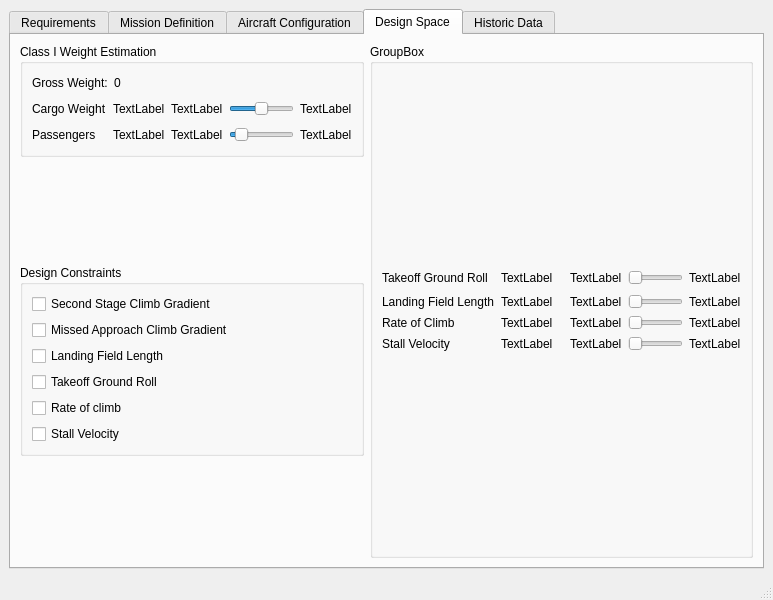
The window that gui/Window3.ui (varun-sudarsanan/opaide) describes before a commit, drawn with Qt 5.
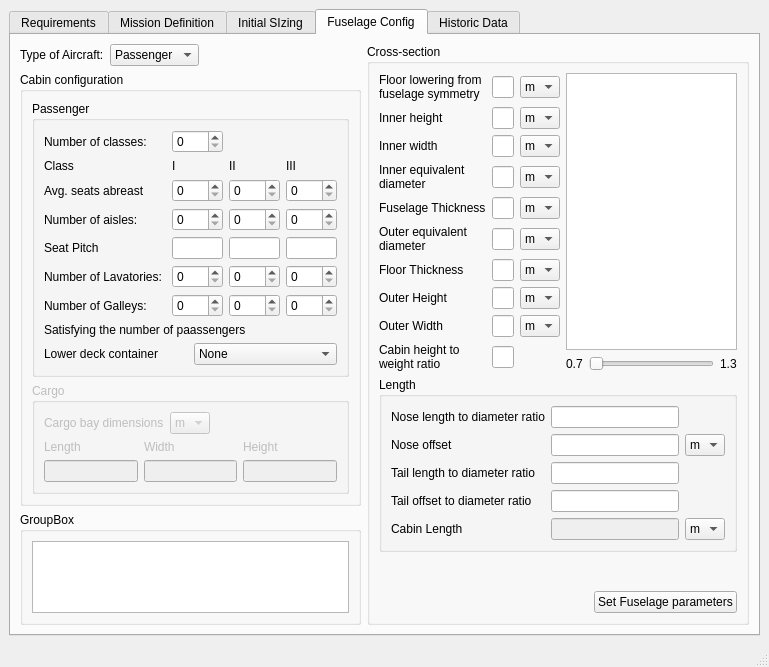
The same window after the commit.

Commit message: Developed the fuselage configuration GUI. The planning and development of wing and stabilizer design and performance analysis tabs

```diff
--- a/gui/Window3.ui
+++ b/gui/Window3.ui
@@ -6,8 +6,8 @@
    <rect>
     <x>0</x>
     <y>0</y>
-    <width>773</width>
-    <height>571</height>
+    <width>769</width>
+    <height>638</height>
    </rect>
   </property>
   <property name="windowTitle">
@@ -989,215 +989,9 @@
         </item>
        </layout>
       </widget>
-      <widget class="QWidget" name="aircraft_tab">
-       <attribute name="title">
-        <string>Aircraft Configuration</string>
-       </attribute>
-       <widget class="QGroupBox" name="groupBox_4">
-        <property name="geometry">
-         <rect>
-          <x>450</x>
-          <y>110</y>
-          <width>235</width>
-          <height>240</height>
-         </rect>
-        </property>
-        <property name="title">
-         <string>Cabin configuration</string>
-        </property>
-        <layout class="QVBoxLayout" name="verticalLayout_4">
-         <item>
-          <layout class="QHBoxLayout" name="horizontalLayout_11">
-           <item>
-            <widget class="QLabel" name="label_10">
-             <property name="text">
-              <string>Number of classes: </string>
-             </property>
-            </widget>
-           </item>
-           <item>
-            <widget class="QSpinBox" name="spinBox">
-             <property name="minimum">
-              <number>0</number>
-             </property>
-             <property name="maximum">
-              <number>3</number>
-             </property>
-            </widget>
-           </item>
-          </layout>
-         </item>
-         <item>
-          <layout class="QHBoxLayout" name="horizontalLayout_27">
-           <item>
-            <widget class="QLabel" name="label_20">
-             <property name="text">
-              <string>Number of aisles:                        </string>
-             </property>
-            </widget>
-           </item>
-           <item>
-            <widget class="QSpinBox" name="spinBox_7">
-             <property name="maximum">
-              <number>3</number>
-             </property>
-            </widget>
-           </item>
-          </layout>
-         </item>
-         <item>
-          <widget class="QGroupBox" name="groupBox_5">
-           <property name="title">
-            <string>Average Seats abreast</string>
-           </property>
-           <layout class="QVBoxLayout" name="verticalLayout_5">
-            <item>
-             <layout class="QHBoxLayout" name="horizontalLayout_16">
-              <item>
-               <widget class="QLabel" name="label_6">
-                <property name="text">
-                 <string>Class I</string>
-                </property>
-               </widget>
-              </item>
-              <item>
-               <widget class="QLabel" name="label_11">
-                <property name="text">
-                 <string>Class II</string>
-                </property>
-               </widget>
-              </item>
-              <item>
-               <widget class="QLabel" name="label_12">
-                <property name="text">
-                 <string>Class III</string>
-                </property>
-               </widget>
-              </item>
-             </layout>
-            </item>
-            <item>
-             <layout class="QHBoxLayout" name="horizontalLayout_13">
-              <item>
-               <widget class="QSpinBox" name="spinBox_2">
-                <property name="minimum">
-                 <number>0</number>
-                </property>
-                <property name="maximum">
-                 <number>12</number>
-                </property>
-               </widget>
-              </item>
-              <item>
-               <widget class="QSpinBox" name="spinBox_3">
-                <property name="minimum">
-                 <number>0</number>
-                </property>
-                <property name="maximum">
-                 <number>12</number>
-                </property>
-               </widget>
-              </item>
-              <item>
-               <widget class="QSpinBox" name="spinBox_4">
-                <property name="minimum">
-                 <number>0</number>
-                </property>
-                <property name="maximum">
-                 <number>12</number>
-                </property>
-               </widget>
-              </item>
-             </layout>
-            </item>
-            <item>
-             <widget class="QLabel" name="label_13">
-              <property name="text">
-               <string>Satisfying the number of paassengers</string>
-              </property>
-             </widget>
-            </item>
-           </layout>
-          </widget>
-         </item>
-         <item>
-          <layout class="QHBoxLayout" name="horizontalLayout_18">
-           <item>
-            <widget class="QLabel" name="label_14">
-             <property name="text">
-              <string>Number of Lavatories: </string>
-             </property>
-            </widget>
-           </item>
-           <item>
-            <widget class="QSpinBox" name="spinBox_5">
-             <property name="minimum">
-              <number>0</number>
-             </property>
-             <property name="maximum">
-              <number>5</number>
-             </property>
-            </widget>
-           </item>
-          </layout>
-         </item>
-         <item>
-          <layout class="QHBoxLayout" name="horizontalLayout_8">
-           <item>
-            <widget class="QLabel" name="label_5">
-             <property name="text">
-              <string>Number of Galleys: </string>
-             </property>
-            </widget>
-           </item>
-           <item>
-            <widget class="QSpinBox" name="spinBox_6">
-             <property name="maximum">
-              <number>3</number>
-             </property>
-            </widget>
-           </item>
-          </layout>
-         </item>
-        </layout>
-       </widget>
-       <widget class="QLabel" name="label_15">
-        <property name="geometry">
-         <rect>
-          <x>210</x>
-          <y>120</y>
-          <width>102</width>
-          <height>20</height>
-         </rect>
-        </property>
-        <property name="text">
-         <string>Type of Aircraft:</string>
-        </property>
-       </widget>
-       <widget class="QComboBox" name="comboBox_3">
-        <property name="geometry">
-         <rect>
-          <x>318</x>
-          <y>120</y>
-          <width>84</width>
-          <height>20</height>
-         </rect>
-        </property>
-        <item>
-         <property name="text">
-          <string>Passenger</string>
-         </property>
-        </item>
-        <item>
-         <property name="text">
-          <string>Cargo</string>
-         </property>
-        </item>
-       </widget>
-      </widget>
       <widget class="QWidget" name="design_tab">
        <attribute name="title">
-        <string>Design Space</string>
+        <string>Initial SIzing</string>
        </attribute>
        <layout class="QHBoxLayout" name="horizontalLayout_7">
         <item>
@@ -1628,6 +1422,899 @@
         </item>
        </layout>
       </widget>
+      <widget class="QWidget" name="fuselage_tab">
+       <attribute name="title">
+        <string>Fuselage Config</string>
+       </attribute>
+       <layout class="QHBoxLayout" name="horizontalLayout_9">
+        <item>
+         <layout class="QVBoxLayout" name="verticalLayout">
+          <item>
+           <layout class="QHBoxLayout" name="horizontalLayout_12">
+            <item>
+             <widget class="QLabel" name="label_15">
+              <property name="text">
+               <string>Type of Aircraft:</string>
+              </property>
+             </widget>
+            </item>
+            <item>
+             <widget class="QComboBox" name="comboBox_3">
+              <item>
+               <property name="text">
+                <string>Passenger</string>
+               </property>
+              </item>
+              <item>
+               <property name="text">
+                <string>Cargo</string>
+               </property>
+              </item>
+             </widget>
+            </item>
+            <item>
+             <spacer name="horizontalSpacer_12">
+              <property name="orientation">
+               <enum>Qt::Horizontal</enum>
+              </property>
+              <property name="sizeHint" stdset="0">
+               <size>
+                <width>40</width>
+                <height>20</height>
+               </size>
+              </property>
+             </spacer>
+            </item>
+           </layout>
+          </item>
+          <item>
+           <widget class="QGroupBox" name="groupBox_4">
+            <property name="enabled">
+             <bool>true</bool>
+            </property>
+            <property name="title">
+             <string>Cabin configuration</string>
+            </property>
+            <layout class="QVBoxLayout" name="verticalLayout_4">
+             <item>
+              <widget class="QGroupBox" name="groupBox_5">
+               <property name="title">
+                <string>Passenger</string>
+               </property>
+               <layout class="QVBoxLayout" name="verticalLayout_5">
+                <item>
+                 <layout class="QGridLayout" name="gridLayout_12">
+                  <item row="1" column="0">
+                   <widget class="QLabel" name="label_2">
+                    <property name="text">
+                     <string>Class</string>
+                    </property>
+                   </widget>
+                  </item>
+                  <item row="1" column="3">
+                   <widget class="QLabel" name="label_16">
+                    <property name="text">
+                     <string>III</string>
+                    </property>
+                   </widget>
+                  </item>
+                  <item row="3" column="0">
+                   <widget class="QLabel" name="label_20">
+                    <property name="text">
+                     <string>Number of aisles:</string>
+                    </property>
+                   </widget>
+                  </item>
+                  <item row="1" column="2">
+                   <widget class="QLabel" name="label_8">
+                    <property name="text">
+                     <string>II</string>
+                    </property>
+                   </widget>
+                  </item>
+                  <item row="1" column="1">
+                   <widget class="QLabel" name="label_4">
+                    <property name="text">
+                     <string>I</string>
+                    </property>
+                   </widget>
+                  </item>
+                  <item row="2" column="0">
+                   <widget class="QLabel" name="label_17">
+                    <property name="text">
+                     <string>Avg. seats abreast</string>
+                    </property>
+                   </widget>
+                  </item>
+                  <item row="2" column="3">
+                   <widget class="QSpinBox" name="spinBox_3">
+                    <property name="minimum">
+                     <number>0</number>
+                    </property>
+                    <property name="maximum">
+                     <number>12</number>
+                    </property>
+                   </widget>
+                  </item>
+                  <item row="2" column="2">
+                   <widget class="QSpinBox" name="spinBox_4">
+                    <property name="minimum">
+                     <number>0</number>
+                    </property>
+                    <property name="maximum">
+                     <number>12</number>
+                    </property>
+                   </widget>
+                  </item>
+                  <item row="3" column="3">
+                   <widget class="QSpinBox" name="spinBox_9">
+                    <property name="maximum">
+                     <number>3</number>
+                    </property>
+                   </widget>
+                  </item>
+                  <item row="3" column="2">
+                   <widget class="QSpinBox" name="spinBox_8">
+                    <property name="maximum">
+                     <number>3</number>
+                    </property>
+                   </widget>
+                  </item>
+                  <item row="3" column="1">
+                   <widget class="QSpinBox" name="spinBox_7">
+                    <property name="maximum">
+                     <number>3</number>
+                    </property>
+                   </widget>
+                  </item>
+                  <item row="2" column="1">
+                   <widget class="QSpinBox" name="spinBox_2">
+                    <property name="minimum">
+                     <number>0</number>
+                    </property>
+                    <property name="maximum">
+                     <number>12</number>
+                    </property>
+                   </widget>
+                  </item>
+                  <item row="4" column="0">
+                   <widget class="QLabel" name="label_44">
+                    <property name="text">
+                     <string>Seat Pitch</string>
+                    </property>
+                   </widget>
+                  </item>
+                  <item row="4" column="1">
+                   <widget class="QLineEdit" name="lineEdit_20"/>
+                  </item>
+                  <item row="4" column="2">
+                   <widget class="QLineEdit" name="lineEdit_21"/>
+                  </item>
+                  <item row="4" column="3">
+                   <widget class="QLineEdit" name="lineEdit_22"/>
+                  </item>
+                  <item row="6" column="3">
+                   <widget class="QSpinBox" name="spinBox_13">
+                    <property name="maximum">
+                     <number>1</number>
+                    </property>
+                   </widget>
+                  </item>
+                  <item row="5" column="0">
+                   <widget class="QLabel" name="label_14">
+                    <property name="text">
+                     <string>Number of Lavatories: </string>
+                    </property>
+                   </widget>
+                  </item>
+                  <item row="6" column="1">
+                   <widget class="QSpinBox" name="spinBox_6">
+                    <property name="maximum">
+                     <number>1</number>
+                    </property>
+                   </widget>
+                  </item>
+                  <item row="5" column="1">
+                   <widget class="QSpinBox" name="spinBox_5">
+                    <property name="minimum">
+                     <number>0</number>
+                    </property>
+                    <property name="maximum">
+                     <number>2</number>
+                    </property>
+                   </widget>
+                  </item>
+                  <item row="5" column="3">
+                   <widget class="QSpinBox" name="spinBox_11">
+                    <property name="maximum">
+                     <number>2</number>
+                    </property>
+                   </widget>
+                  </item>
+                  <item row="5" column="2">
+                   <widget class="QSpinBox" name="spinBox_10">
+                    <property name="maximum">
+                     <number>2</number>
+                    </property>
+                   </widget>
+                  </item>
+                  <item row="6" column="2">
+                   <widget class="QSpinBox" name="spinBox_12">
+                    <property name="maximum">
+                     <number>1</number>
+                    </property>
+                   </widget>
+                  </item>
+                  <item row="6" column="0">
+                   <widget class="QLabel" name="label_5">
+                    <property name="text">
+                     <string>Number of Galleys: </string>
+                    </property>
+                   </widget>
+                  </item>
+                  <item row="0" column="0">
+                   <widget class="QLabel" name="label_10">
+                    <property name="text">
+                     <string>Number of classes: </string>
+                    </property>
+                   </widget>
+                  </item>
+                  <item row="0" column="1">
+                   <widget class="QSpinBox" name="spinBox">
+                    <property name="minimum">
+                     <number>0</number>
+                    </property>
+                    <property name="maximum">
+                     <number>3</number>
+                    </property>
+                   </widget>
+                  </item>
+                 </layout>
+                </item>
+                <item>
+                 <widget class="QLabel" name="label_13">
+                  <property name="text">
+                   <string>Satisfying the number of paassengers</string>
+                  </property>
+                 </widget>
+                </item>
+                <item>
+                 <layout class="QGridLayout" name="gridLayout_14">
+                  <item row="2" column="0">
+                   <widget class="QLabel" name="label_33">
+                    <property name="text">
+                     <string>Lower deck container</string>
+                    </property>
+                   </widget>
+                  </item>
+                  <item row="2" column="1">
+                   <widget class="QComboBox" name="comboBox">
+                    <item>
+                     <property name="text">
+                      <string>None</string>
+                     </property>
+                    </item>
+                    <item>
+                     <property name="text">
+                      <string>LD1</string>
+                     </property>
+                    </item>
+                    <item>
+                     <property name="text">
+                      <string>LD11</string>
+                     </property>
+                    </item>
+                    <item>
+                     <property name="text">
+                      <string>LD2</string>
+                     </property>
+                    </item>
+                    <item>
+                     <property name="text">
+                      <string>LD26</string>
+                     </property>
+                    </item>
+                    <item>
+                     <property name="text">
+                      <string>LD29</string>
+                     </property>
+                    </item>
+                    <item>
+                     <property name="text">
+                      <string>LD3</string>
+                     </property>
+                    </item>
+                    <item>
+                     <property name="text">
+                      <string>LD3-45</string>
+                     </property>
+                    </item>
+                    <item>
+                     <property name="text">
+                      <string>LD3-45W</string>
+                     </property>
+                    </item>
+                    <item>
+                     <property name="text">
+                      <string>LD3-45(Rect)</string>
+                     </property>
+                    </item>
+                    <item>
+                     <property name="text">
+                      <string>LD39</string>
+                     </property>
+                    </item>
+                    <item>
+                     <property name="text">
+                      <string>LD4</string>
+                     </property>
+                    </item>
+                    <item>
+                     <property name="text">
+                      <string>LD6</string>
+                     </property>
+                    </item>
+                    <item>
+                     <property name="text">
+                      <string>LD7</string>
+                     </property>
+                    </item>
+                    <item>
+                     <property name="text">
+                      <string>LD7(Rect)</string>
+                     </property>
+                    </item>
+                    <item>
+                     <property name="text">
+                      <string>LD8</string>
+                     </property>
+                    </item>
+                    <item>
+                     <property name="text">
+                      <string>LD9</string>
+                     </property>
+                    </item>
+                   </widget>
+                  </item>
+                 </layout>
+                </item>
+               </layout>
+              </widget>
+             </item>
+             <item>
+              <widget class="QGroupBox" name="groupBox_8">
+               <property name="enabled">
+                <bool>false</bool>
+               </property>
+               <property name="title">
+                <string>Cargo</string>
+               </property>
+               <layout class="QVBoxLayout" name="verticalLayout_21">
+                <item>
+                 <layout class="QHBoxLayout" name="horizontalLayout_8">
+                  <item>
+                   <widget class="QLabel" name="label_41">
+                    <property name="text">
+                     <string>Cargo bay dimensions</string>
+                    </property>
+                   </widget>
+                  </item>
+                  <item>
+                   <widget class="QComboBox" name="comboBox_2">
+                    <item>
+                     <property name="text">
+                      <string>m</string>
+                     </property>
+                    </item>
+                    <item>
+                     <property name="text">
+                      <string>ft</string>
+                     </property>
+                    </item>
+                   </widget>
+                  </item>
+                  <item>
+                   <spacer name="horizontalSpacer_13">
+                    <property name="orientation">
+                     <enum>Qt::Horizontal</enum>
+                    </property>
+                    <property name="sizeHint" stdset="0">
+                     <size>
+                      <width>40</width>
+                      <height>20</height>
+                     </size>
+                    </property>
+                   </spacer>
+                  </item>
+                 </layout>
+                </item>
+                <item>
+                 <layout class="QGridLayout" name="gridLayout_15">
+                  <item row="1" column="2">
+                   <widget class="QLabel" name="label_38">
+                    <property name="text">
+                     <string>Height</string>
+                    </property>
+                   </widget>
+                  </item>
+                  <item row="2" column="1">
+                   <widget class="QLineEdit" name="lineEdit_13"/>
+                  </item>
+                  <item row="1" column="1">
+                   <widget class="QLabel" name="label_35">
+                    <property name="text">
+                     <string>Width</string>
+                    </property>
+                   </widget>
+                  </item>
+                  <item row="2" column="0">
+                   <widget class="QLineEdit" name="lineEdit_12"/>
+                  </item>
+                  <item row="1" column="0">
+                   <widget class="QLabel" name="label_34">
+                    <property name="text">
+                     <string>Length</string>
+                    </property>
+                   </widget>
+                  </item>
+                  <item row="2" column="2">
+                   <widget class="QLineEdit" name="lineEdit_14"/>
+                  </item>
+                 </layout>
+                </item>
+               </layout>
+              </widget>
+             </item>
+            </layout>
+           </widget>
+          </item>
+          <item>
+           <widget class="QGroupBox" name="groupBox">
+            <property name="title">
+             <string>GroupBox</string>
+            </property>
+            <layout class="QVBoxLayout" name="verticalLayout_18">
+             <item>
+              <widget class="QGraphicsView" name="graphicsView">
+               <property name="minimumSize">
+                <size>
+                 <width>0</width>
+                 <height>0</height>
+                </size>
+               </property>
+              </widget>
+             </item>
+            </layout>
+           </widget>
+          </item>
+         </layout>
+        </item>
+        <item>
+         <layout class="QVBoxLayout" name="verticalLayout_14">
+          <item>
+           <widget class="QGroupBox" name="groupBox_6">
+            <property name="title">
+             <string>Cross-section</string>
+            </property>
+            <layout class="QVBoxLayout" name="verticalLayout_17">
+             <item>
+              <layout class="QHBoxLayout" name="horizontalLayout_10">
+               <item>
+                <layout class="QGridLayout" name="gridLayout_11">
+                 <item row="0" column="1">
+                  <widget class="QLineEdit" name="lineEdit"/>
+                 </item>
+                 <item row="6" column="0">
+                  <widget class="QLabel" name="label_12">
+                   <property name="text">
+                    <string>Floor Thickness</string>
+                   </property>
+                  </widget>
+                 </item>
+                 <item row="1" column="0">
+                  <widget class="QLabel" name="label_11">
+                   <property name="text">
+                    <string>Inner height</string>
+                   </property>
+                  </widget>
+                 </item>
+                 <item row="0" column="0">
+                  <widget class="QLabel" name="label_6">
+                   <property name="text">
+                    <string>Floor lowering from 
+fuselage symmetry</string>
+                   </property>
+                  </widget>
+                 </item>
+                 <item row="4" column="0">
+                  <widget class="QLabel" name="label_23">
+                   <property name="text">
+                    <string>Fuselage Thickness</string>
+                   </property>
+                  </widget>
+                 </item>
+                 <item row="1" column="1">
+                  <widget class="QLineEdit" name="lineEdit_2"/>
+                 </item>
+                 <item row="3" column="0">
+                  <widget class="QLabel" name="label_22">
+                   <property name="text">
+                    <string>Inner equivalent 
+diameter</string>
+                   </property>
+                  </widget>
+                 </item>
+                 <item row="5" column="0">
+                  <widget class="QLabel" name="label_18">
+                   <property name="text">
+                    <string>Outer equivalent 
+diameter</string>
+                   </property>
+                  </widget>
+                 </item>
+                 <item row="2" column="1">
+                  <widget class="QLineEdit" name="lineEdit_3"/>
+                 </item>
+                 <item row="2" column="0">
+                  <widget class="QLabel" name="label_21">
+                   <property name="text">
+                    <string>Inner width</string>
+                   </property>
+                  </widget>
+                 </item>
+                 <item row="6" column="1">
+                  <widget class="QLineEdit" name="lineEdit_7"/>
+                 </item>
+                 <item row="5" column="1">
+                  <widget class="QLineEdit" name="lineEdit_6"/>
+                 </item>
+                 <item row="7" column="1">
+                  <widget class="QLineEdit" name="lineEdit_8"/>
+                 </item>
+                 <item row="3" column="1">
+                  <widget class="QLineEdit" name="lineEdit_4"/>
+                 </item>
+                 <item row="4" column="1">
+                  <widget class="QLineEdit" name="lineEdit_5"/>
+                 </item>
+                 <item row="8" column="0">
+                  <widget class="QLabel" name="label_42">
+                   <property name="text">
+                    <string>Outer Width</string>
+                   </property>
+                  </widget>
+                 </item>
+                 <item row="7" column="0">
+                  <widget class="QLabel" name="label_25">
+                   <property name="text">
+                    <string>Outer Height</string>
+                   </property>
+                  </widget>
+                 </item>
+                 <item row="8" column="1">
+                  <widget class="QLineEdit" name="lineEdit_15"/>
+                 </item>
+                 <item row="9" column="1">
+                  <widget class="QLineEdit" name="lineEdit_19"/>
+                 </item>
+                 <item row="9" column="0">
+                  <widget class="QLabel" name="label_43">
+                   <property name="text">
+                    <string>Cabin height to 
+weight ratio</string>
+                   </property>
+                  </widget>
+                 </item>
+                 <item row="0" column="2">
+                  <widget class="QComboBox" name="comboBox_6">
+                   <item>
+                    <property name="text">
+                     <string>m</string>
+                    </property>
+                   </item>
+                   <item>
+                    <property name="text">
+                     <string>ft</string>
+                    </property>
+                   </item>
+                  </widget>
+                 </item>
+                 <item row="1" column="2">
+                  <widget class="QComboBox" name="comboBox_7">
+                   <item>
+                    <property name="text">
+                     <string>m</string>
+                    </property>
+                   </item>
+                   <item>
+                    <property name="text">
+                     <string>ft</string>
+                    </property>
+                   </item>
+                  </widget>
+                 </item>
+                 <item row="2" column="2">
+                  <widget class="QComboBox" name="comboBox_8">
+                   <item>
+                    <property name="text">
+                     <string>m</string>
+                    </property>
+                   </item>
+                   <item>
+                    <property name="text">
+                     <string>ft</string>
+                    </property>
+                   </item>
+                  </widget>
+                 </item>
+                 <item row="3" column="2">
+                  <widget class="QComboBox" name="comboBox_9">
+                   <item>
+                    <property name="text">
+                     <string>m</string>
+                    </property>
+                   </item>
+                   <item>
+                    <property name="text">
+                     <string>ft</string>
+                    </property>
+                   </item>
+                  </widget>
+                 </item>
+                 <item row="4" column="2">
+                  <widget class="QComboBox" name="comboBox_10">
+                   <item>
+                    <property name="text">
+                     <string>m</string>
+                    </property>
+                   </item>
+                   <item>
+                    <property name="text">
+                     <string>ft</string>
+                    </property>
+                   </item>
+                  </widget>
+                 </item>
+                 <item row="5" column="2">
+                  <widget class="QComboBox" name="comboBox_11">
+                   <item>
+                    <property name="text">
+                     <string>m</string>
+                    </property>
+                   </item>
+                   <item>
+                    <property name="text">
+                     <string>ft</string>
+                    </property>
+                   </item>
+                  </widget>
+                 </item>
+                 <item row="6" column="2">
+                  <widget class="QComboBox" name="comboBox_12">
+                   <item>
+                    <property name="text">
+                     <string>m</string>
+                    </property>
+                   </item>
+                   <item>
+                    <property name="text">
+                     <string>ft</string>
+                    </property>
+                   </item>
+                  </widget>
+                 </item>
+                 <item row="7" column="2">
+                  <widget class="QComboBox" name="comboBox_13">
+                   <item>
+                    <property name="text">
+                     <string>m</string>
+                    </property>
+                   </item>
+                   <item>
+                    <property name="text">
+                     <string>ft</string>
+                    </property>
+                   </item>
+                  </widget>
+                 </item>
+                 <item row="8" column="2">
+                  <widget class="QComboBox" name="comboBox_14">
+                   <property name="minimumSize">
+                    <size>
+                     <width>34</width>
+                     <height>0</height>
+                    </size>
+                   </property>
+                   <item>
+                    <property name="text">
+                     <string>m</string>
+                    </property>
+                   </item>
+                   <item>
+                    <property name="text">
+                     <string>ft</string>
+                    </property>
+                   </item>
+                  </widget>
+                 </item>
+                </layout>
+               </item>
+               <item>
+                <layout class="QVBoxLayout" name="verticalLayout_19">
+                 <item>
+                  <widget class="QGraphicsView" name="graphicsView_2"/>
+                 </item>
+                 <item>
+                  <layout class="QHBoxLayout" name="horizontalLayout_13">
+                   <item>
+                    <widget class="QLabel" name="label_27">
+                     <property name="text">
+                      <string>0.7</string>
+                     </property>
+                    </widget>
+                   </item>
+                   <item>
+                    <widget class="QSlider" name="horizontalSlider">
+                     <property name="orientation">
+                      <enum>Qt::Horizontal</enum>
+                     </property>
+                    </widget>
+                   </item>
+                   <item>
+                    <widget class="QLabel" name="label_26">
+                     <property name="text">
+                      <string>1.3</string>
+                     </property>
+                    </widget>
+                   </item>
+                  </layout>
+                 </item>
+                </layout>
+               </item>
+              </layout>
+             </item>
+             <item>
+              <layout class="QHBoxLayout" name="horizontalLayout_14"/>
+             </item>
+             <item>
+              <widget class="QGroupBox" name="groupBox_7">
+               <property name="title">
+                <string>Length</string>
+               </property>
+               <layout class="QVBoxLayout" name="verticalLayout_20">
+                <item>
+                 <layout class="QGridLayout" name="gridLayout_13">
+                  <item row="0" column="0">
+                   <widget class="QLabel" name="label_30">
+                    <property name="text">
+                     <string>Nose length to diameter ratio</string>
+                    </property>
+                   </widget>
+                  </item>
+                  <item row="0" column="1">
+                   <widget class="QLineEdit" name="lineEdit_9"/>
+                  </item>
+                  <item row="1" column="1">
+                   <widget class="QLineEdit" name="lineEdit_11"/>
+                  </item>
+                  <item row="1" column="0">
+                   <widget class="QLabel" name="label_31">
+                    <property name="text">
+                     <string>Nose offset</string>
+                    </property>
+                   </widget>
+                  </item>
+                  <item row="2" column="1">
+                   <widget class="QLineEdit" name="lineEdit_16"/>
+                  </item>
+                  <item row="4" column="1">
+                   <widget class="QLineEdit" name="lineEdit_17">
+                    <property name="enabled">
+                     <bool>false</bool>
+                    </property>
+                   </widget>
+                  </item>
+                  <item row="3" column="1">
+                   <widget class="QLineEdit" name="lineEdit_18"/>
+                  </item>
+                  <item row="4" column="2">
+                   <widget class="QComboBox" name="comboBox_5">
+                    <item>
+                     <property name="text">
+                      <string>m</string>
+                     </property>
+                    </item>
+                    <item>
+                     <property name="text">
+                      <string>ft</string>
+                     </property>
+                    </item>
+                   </widget>
+                  </item>
+                  <item row="4" column="0">
+                   <widget class="QLabel" name="label_32">
+                    <property name="text">
+                     <string>Cabin Length</string>
+                    </property>
+                   </widget>
+                  </item>
+                  <item row="3" column="0">
+                   <widget class="QLabel" name="label_46">
+                    <property name="text">
+                     <string>Tail offset to diameter ratio</string>
+                    </property>
+                   </widget>
+                  </item>
+                  <item row="1" column="2">
+                   <widget class="QComboBox" name="comboBox_4">
+                    <item>
+                     <property name="text">
+                      <string>m</string>
+                     </property>
+                    </item>
+                    <item>
+                     <property name="text">
+                      <string>ft</string>
+                     </property>
+                    </item>
+                   </widget>
+                  </item>
+                  <item row="2" column="0">
+                   <widget class="QLabel" name="label_45">
+                    <property name="text">
+                     <string>Tail length to diameter ratio</string>
+                    </property>
+                   </widget>
+                  </item>
+                 </layout>
+                </item>
+               </layout>
+              </widget>
+             </item>
+             <item>
+              <spacer name="verticalSpacer_4">
+               <property name="orientation">
+                <enum>Qt::Vertical</enum>
+               </property>
+               <property name="sizeHint" stdset="0">
+                <size>
+                 <width>20</width>
+                 <height>40</height>
+                </size>
+               </property>
+              </spacer>
+             </item>
+             <item>
+              <layout class="QHBoxLayout" name="horizontalLayout_15">
+               <item>
+                <spacer name="horizontalSpacer_14">
+                 <property name="orientation">
+                  <enum>Qt::Horizontal</enum>
+                 </property>
+                 <property name="sizeHint" stdset="0">
+                  <size>
+                   <width>40</width>
+                   <height>20</height>
+                  </size>
+                 </property>
+                </spacer>
+               </item>
+               <item>
+                <widget class="QPushButton" name="pushButton">
+                 <property name="text">
+                  <string>Set Fuselage parameters</string>
+                 </property>
+                </widget>
+               </item>
+              </layout>
+             </item>
+            </layout>
+           </widget>
+          </item>
+         </layout>
+        </item>
+       </layout>
+      </widget>
       <widget class="QWidget" name="historic_tab">
        <attribute name="title">
         <string>Historic Data</string>
```
Left out of the diff: 45 changed lines with no effect on the pictures. The commit also changes 15 other files.
